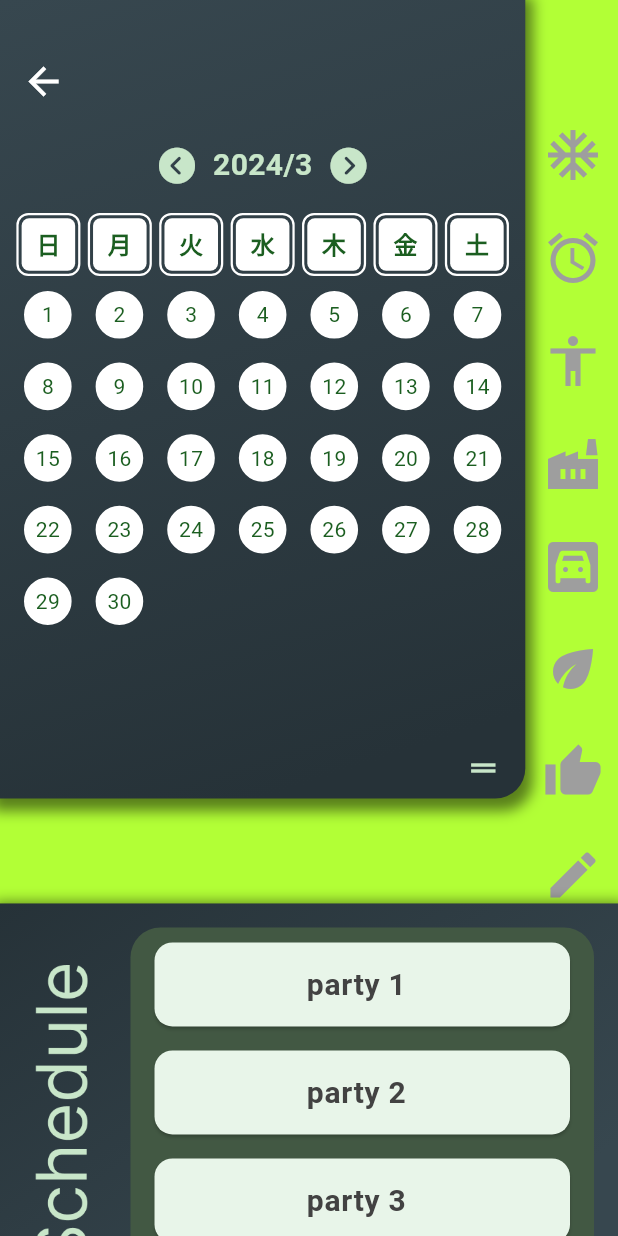
After one commit to shogoisaji/ui_playground, a Flutter app: the CalendarPage screen opened by its route, on a phone screen of 412 x 824 dp. The commit adds this screen. Run offline on Flutter 3.47's test engine with Material 3 defaults, Android fonts, the phone set to English and light mode, and no system bars; our stand-ins replace carousel_slider, flutter_hooks, font_awesome_flutter, freezed_annotation, go_router, rive and 1 more.

Commit message:
✨ Add font_awesome_flutter dependency and new CalendarPage

```diff
--- /dev/null
+++ b/lib/pages/calendar_page.dart
@@ -0,0 +1,432 @@
+import 'package:flutter/material.dart';
+import 'package:font_awesome_flutter/font_awesome_flutter.dart';
+
+class CalendarPage extends StatefulWidget {
+  const CalendarPage({super.key});
+
+  @override
+  State<CalendarPage> createState() => _CalendarPageState();
+}
+
+class _CalendarPageState extends State<CalendarPage> with SingleTickerProviderStateMixin {
+  Offset _calendarPosition = const Offset(0, 0);
+  late AnimationController? _controller;
+  late Animation<double>? _animation;
+  String selectListString = '';
+
+  final double _range = 100;
+
+  @override
+  void initState() {
+    super.initState();
+    _controller = AnimationController(
+      vsync: this,
+      duration: const Duration(milliseconds: 500),
+    );
+    _animation = CurvedAnimation(
+      parent: _controller!,
+      curve: Curves.easeInOut,
+    );
+  }
+
+  @override
+  Widget build(BuildContext context) {
+    final double h = MediaQuery.sizeOf(context).height;
+    void _onDragUpdate(double deltaY) {
+      _controller!.value -= deltaY / _range;
+
+      // setState(() {
+      //   final double nextY = (_calendarPosition.dy + y).clamp(-100, 0);
+      //   _calendarPosition = Offset(0, nextY);
+      // });
+      print(_controller!.value);
+      print(deltaY);
+    }
+
+    void _resetCalendarPosition() {
+      setState(() {
+        print("resetCalendarPosition:${_controller!.value}");
+        _controller!.animateTo(0);
+        // _calendarPosition = const Offset(0, 0);
+      });
+    }
+
+    void _selectList(String selectList) {
+      setState(() {
+        selectListString = selectList;
+      });
+    }
+
+    return Scaffold(
+      backgroundColor: const Color(0xFFB2FF36),
+      body: Stack(
+        children: [
+          Positioned(
+            top: MediaQuery.sizeOf(context).width * 0.85 * 1.52 - 70,
+            left: 30,
+            child: Column(
+              children: [
+                Text(
+                  "12/20 12:20",
+                  style: TextStyle(color: Colors.grey[700], fontSize: 24, fontWeight: FontWeight.bold),
+                ),
+                Text(
+                  "東京駅集合",
+                  style: TextStyle(color: Colors.grey[700], fontSize: 24, fontWeight: FontWeight.bold),
+                ),
+              ],
+            ),
+          ),
+          Positioned(
+            top: MediaQuery.sizeOf(context).width * 0.85 * 1.52 + 12,
+            left: 30,
+            child: Text(
+              selectListString,
+              style: TextStyle(color: Colors.grey[700], fontSize: 32, fontWeight: FontWeight.bold),
+            ),
+          ),
+          Positioned(
+            top: 55,
+            right: 10,
+            child: SizedBox(
+              height: h * 0.7,
+              child: Column(mainAxisAlignment: MainAxisAlignment.spaceEvenly, children: [
+                Icon(
+                  Icons.ac_unit,
+                  size: 40,
+                  color: Colors.grey[500],
+                ),
+                Icon(
+                  Icons.access_alarm,
+                  size: 40,
+                  color: Colors.grey[500],
+                ),
+                Icon(
+                  Icons.accessibility_sharp,
+                  size: 40,
+                  color: Colors.grey[500],
+                ),
+                Icon(
+                  Icons.factory_sharp,
+                  size: 40,
+                  color: Colors.grey[500],
+                ),
+                Icon(
+                  Icons.garage,
+                  size: 40,
+                  color: Colors.grey[500],
+                ),
+                Icon(
+                  Icons.eco,
+                  size: 40,
+                  color: Colors.grey[500],
+                ),
+                Icon(
+                  Icons.thumb_up,
+                  size: 40,
+                  color: Colors.grey[500],
+                ),
+                Icon(
+                  Icons.edit,
+                  size: 40,
+                  color: Colors.grey[500],
+                ),
+              ]),
+            ),
+          ),
+          AnimatedBuilder(
+            animation: _animation!,
+            builder: (context, child) {
+              final double nextLeft = -(_animation!.value < 0.5 ? 0 : _animation!.value - 0.5) * 50;
+              return Positioned(
+                top: -_animation!.value * 100,
+                left: nextLeft,
+                child: Stack(
+                  children: [
+                    Container(
+                      width: MediaQuery.sizeOf(context).width * 0.85 - nextLeft / 3,
+                      height: MediaQuery.sizeOf(context).width * 0.85 * 1.52 - nextLeft,
+                      decoration: BoxDecoration(
+                        borderRadius: BorderRadius.only(bottomRight: Radius.circular(20)),
+                        boxShadow: [
+                          BoxShadow(
+                            color: Colors.black.withOpacity(0.5),
+                            spreadRadius: 5 + nextLeft / 4,
+                            blurRadius: 7 - nextLeft / 1.5,
+                            offset: const Offset(0, 3),
+                          ),
+                        ],
+                      ),
+                    ),
+                    CalendarWidget(
+                      onDragUpdate: _onDragUpdate,
+                      onDragEnd: _resetCalendarPosition,
+                    ),
+                  ],
+                ),
+              );
+            },
+          ),
+          Positioned(
+            top: 30,
+            left: 5,
+            child: IconButton(
+                icon: const Icon(Icons.arrow_back, color: Colors.white, size: 30),
+                onPressed: () {
+                  Navigator.pop(context);
+                }),
+          ),
+          Positioned(
+              top: MediaQuery.sizeOf(context).width * 0.85 * 1.52 + 70,
+              left: 0,
+              child: ListWidget(selectList: _selectList)),
+        ],
+      ),
+    );
+  }
+}
+
+class CalendarWidget extends StatefulWidget {
+  final Function onDragUpdate;
+  final Function onDragEnd;
+  const CalendarWidget({super.key, required this.onDragUpdate, required this.onDragEnd});
+
+  @override
+  State<CalendarWidget> createState() => _CalendarWidgetState();
+}
+
+class _CalendarWidgetState extends State<CalendarWidget> {
+  @override
+  Widget build(BuildContext context) {
+    double _calendarPositionY = 0.0;
+    print("build ${_calendarPositionY}");
+    final double _calenderWidth = MediaQuery.sizeOf(context).width * 0.85;
+    return Container(
+      decoration: BoxDecoration(
+        gradient: LinearGradient(
+          begin: Alignment.topLeft,
+          end: Alignment.bottomCenter,
+          colors: [
+            Colors.blueGrey[800]!,
+            Colors.blueGrey[900]!,
+          ],
+        ),
+        borderRadius: BorderRadius.only(bottomRight: Radius.circular(20)),
+      ),
+      child: SizedBox(
+        width: _calenderWidth,
+        height: _calenderWidth * 1.52,
+        child: Padding(
+          padding: const EdgeInsets.symmetric(horizontal: 8.0),
+          child: Column(
+            children: [
+              const SizedBox(height: 80),
+              Padding(
+                padding: const EdgeInsets.symmetric(vertical: 6.0),
+                child: Row(
+                  mainAxisAlignment: MainAxisAlignment.center,
+                  children: [
+                    IconButton(
+                      icon: FaIcon(FontAwesomeIcons.circleChevronLeft, color: Colors.green[100]),
+                      onPressed: () {
+                        //
+                      },
+                    ),
+                    InkWell(
+                      onTap: () {
+                        //
+                      },
+                      child: Text(
+                        '2024/3',
+                        // "${selectedMonth.value["year"]}年${selectedMonth.value["month"]}月",
+                        style: TextStyle(color: Colors.green[100], fontSize: 20, fontWeight: FontWeight.bold),
+                      ),
+                    ),
+                    IconButton(
+                      icon: FaIcon(FontAwesomeIcons.circleChevronRight, color: Colors.green[100]),
+                      onPressed: () {
+                        //
+                      },
+                    ),
+                  ],
+                ),
+              ),
+              // 曜日表示
+              Row(
+                mainAxisAlignment: MainAxisAlignment.spaceEvenly,
+                children: [
+                  ...List.generate(
+                    7,
+                    (index) => Container(
+                      width: _calenderWidth / 7.5,
+                      padding: const EdgeInsets.all(2.0),
+                      child: Container(
+                        alignment: Alignment.center,
+                        padding: const EdgeInsets.all(2.0),
+                        decoration: BoxDecoration(
+                            border: Border.all(width: 1.5, color: Colors.white),
+                            borderRadius: BorderRadius.circular(8.0),
+                            color: Colors.transparent),
+                        child: Container(
+                          width: double.infinity,
+                          alignment: Alignment.center,
+                          decoration: BoxDecoration(borderRadius: BorderRadius.circular(5.0), color: Colors.white),
+                          padding: const EdgeInsets.symmetric(vertical: 6.0, horizontal: 4.0),
+                          child: Text(
+                              [
+                                "日",
+                                "月",
+                                "火",
+                                "水",
+                                "木",
+                                "金",
+                                "土",
+                              ][index],
+                              style: TextStyle(color: Colors.green[900], fontWeight: FontWeight.bold, fontSize: 16)),
+                        ),
+                      ),
+                    ),
+                  ),
+                ],
+              ),
+              // カレンダー表示
+              Expanded(
+                child: GridView.builder(
+                    gridDelegate: const SliverGridDelegateWithFixedCrossAxisCount(
+                      crossAxisCount: 7,
+                      crossAxisSpacing: 0,
+                      mainAxisSpacing: 0,
+                    ),
+                    itemCount: 30,
+                    // daysListGenerate(selectedMonth.value["year"]!, selectedMonth.value["month"]!).length +getFirstWeekDay(),
+                    itemBuilder: (BuildContext context, int index) {
+                      return Container(
+                        child: Center(
+                            child: Text((index + 1).toString(),
+                                style: TextStyle(color: Colors.green[900], fontSize: _calenderWidth / 25))),
+                        width: _calenderWidth / 7.5,
+                        decoration: BoxDecoration(
+                          border: Border.all(width: 1.5, color: Colors.white),
+                          shape: BoxShape.circle,
+                          color: Colors.white,
+                        ),
+                        margin: const EdgeInsets.all(8.0),
+                      );
+                    }),
+              ),
+              Row(
+                mainAxisAlignment: MainAxisAlignment.end,
+                children: [
+                  Draggable(
+                      onDragUpdate: (details) {
+                        widget.onDragUpdate(details.delta.dy);
+                        setState(() {
+                          _calendarPositionY += details.delta.dy;
+                        });
+                      },
+                      onDragEnd: (details) {
+                        print("onDragEnd");
+                        widget.onDragEnd();
+                        setState(() {
+                          _calendarPositionY = 0;
+                        });
+                      },
+                      feedback: Icon(Icons.drag_handle, color: Colors.transparent),
+                      child: Padding(
+                        padding: const EdgeInsets.all(8.0),
+                        child: Icon(Icons.drag_handle, color: Colors.green[100]),
+                      )),
+                ],
+              ),
+            ],
+          ),
+        ),
+      ),
+    );
+  }
+}
+
+class ListWidget extends StatefulWidget {
+  final Function selectList;
+  const ListWidget({super.key, required this.selectList});
+
+  @override
+  State<ListWidget> createState() => _ListWidgetState();
+}
+
+class _ListWidgetState extends State<ListWidget> {
+  @override
+  Widget build(BuildContext context) {
+    final w = MediaQuery.sizeOf(context).width;
+    return Container(
+      width: w,
+      height: 300,
+      padding: const EdgeInsets.all(16.0),
+      decoration: BoxDecoration(
+        boxShadow: [
+          BoxShadow(
+            color: Colors.black.withOpacity(0.5),
+            spreadRadius: 5,
+            blurRadius: 7,
+            offset: const Offset(0, 4),
+          ),
+        ],
+        gradient: LinearGradient(
+          begin: Alignment.topLeft,
+          end: Alignment.bottomCenter,
+          colors: [
+            Colors.blueGrey[900]!,
+            Colors.blueGrey[800]!,
+          ],
+        ),
+      ),
+      child: Stack(
+        children: [
+          Positioned(
+            left: -75,
+            top: -25,
+            child: Transform.rotate(
+              angle: -3.14 / 2,
+              child: Image.asset(
+                'assets/images/schedule.png',
+                color: Colors.green[100],
+                width: 200,
+                height: 300,
+                fit: BoxFit.fitWidth,
+              ),
+            ),
+          ),
+          Positioned(
+            right: 0,
+            child: Container(
+              width: w * 0.75,
+              height: 500,
+              padding: const EdgeInsets.symmetric(horizontal: 8.0, vertical: 2.0),
+              decoration: BoxDecoration(
+                borderRadius: BorderRadius.circular(20),
+                color: Color.fromARGB(255, 66, 88, 67),
+              ),
+              child: ListView.builder(
+                  padding: EdgeInsets.zero,
+                  itemBuilder: (context, index) => Card(
+                        margin: const EdgeInsets.all(8),
+                        color: Colors.green[50],
+                        child: ListTile(
+                          onTap: () {
+                            widget.selectList('party ${index + 1}');
+                          },
+                          title: Center(
+                            child: Text(
+                              'party ${index + 1}',
+                              style: TextStyle(color: Colors.grey[800], fontSize: 20, fontWeight: FontWeight.bold),
+                            ),
+                          ),
+                        ),
+                      )),
+            ),
+          ),
+        ],
+      ),
+    );
+  }
+}
--- a/lib/routes/router.dart
+++ b/lib/routes/router.dart
@@ -1,5 +1,6 @@
 import 'package:flutter/material.dart';
 import 'package:go_router/go_router.dart';
+import 'package:ui_playground/pages/calendar_page.dart';
 import 'package:ui_playground/pages/color_bg.dart';
 import 'package:ui_playground/pages/custom_valume_page.dart';
 import 'package:ui_playground/pages/ec_page.dart';
@@ -11,7 +12,7 @@ import 'package:ui_playground/pages/slide_select_page.dart';
 // 新しいpageを追加する場合は、pagesリストにMapを追加する
 List<Map<String, dynamic>> pages = [
   {
-    'name': 'volumeController',
+    'name': 'volume_controller',
     'page': const CustomVolumePage(),
   },
   {
@@ -23,11 +24,11 @@ List<Map<String, dynamic>> pages = [
     'page': const EcPage(),
   },
   {
-    'name': 'hideScreen',
+    'name': 'hide_screen',
     'page': const HideScreenPage(),
   },
   {
-    'name': 'colorBg',
+    'name': 'color_bg',
     'page': const ColorBgPage(),
   },
   {
@@ -35,8 +36,12 @@ List<Map<String, dynamic>> pages = [
     'page': const PerspectivePage(),
   },
   {
-    'name': 'slideSelect',
+    'name': 'slide_select',
     'page': const SlideSelectPage(),
+  },
+  {
+    'name': 'calendar',
+    'page': const CalendarPage(),
   },
 ];
 
--- a/pubspec.yaml
+++ b/pubspec.yaml
@@ -38,6 +38,7 @@ dependencies:
     rive: ^0.12.4
     carousel_slider: ^4.2.1
     smooth_page_indicator: ^1.1.0
+    font_awesome_flutter:
 
 dev_dependencies:
     flutter_test:
```
Also changed, not shown: assets/images/schedule.png (added), pubspec.lock.
